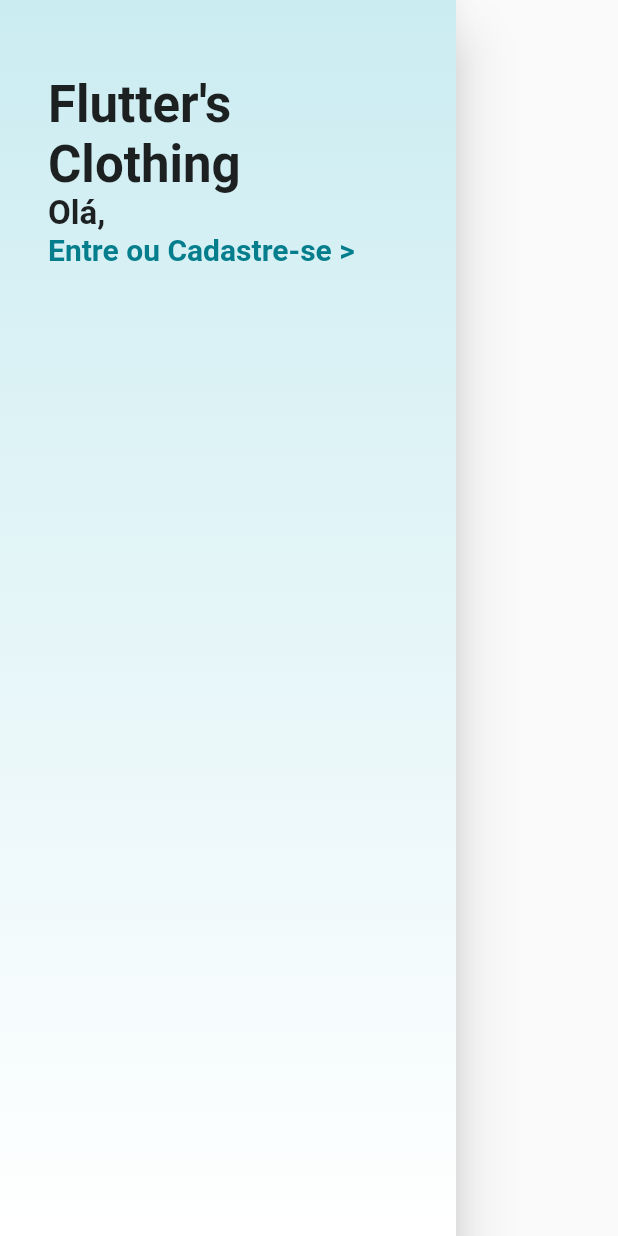
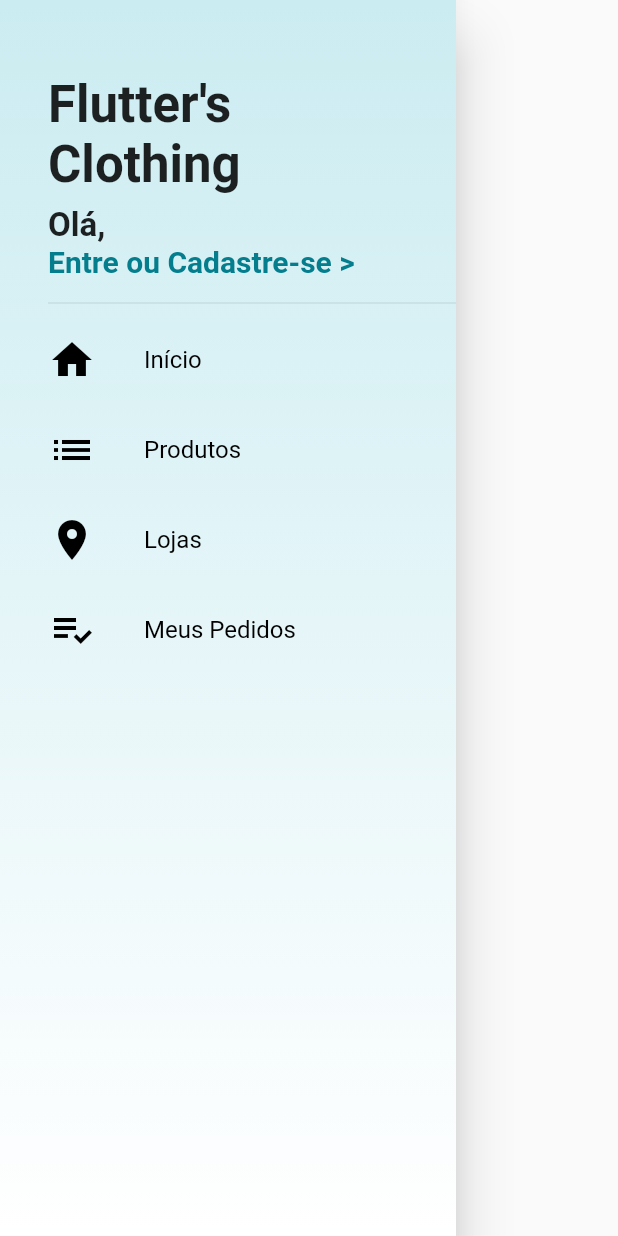
Before and after one commit to Dandy27/loja-virtual, a Flutter app: the CustomDrawer widget shown alone on an empty page, opened directly, on a phone screen of 412 x 824 dp. Run offline on Flutter 3.47's test engine with Material 2 defaults, Android fonts, the phone set to English and light mode, and no system bars; our stand-ins replace cloud_firestore, transparent_image; accounts and stored records are empty.

Commit message:
Itens do Drawer ok

```diff
--- /dev/null
+++ b/loja_virtual_app/lib/tiles/drawer_tile.dart
@@ -0,0 +1,39 @@
+import 'package:flutter/material.dart';
+
+class DrawerTile extends StatelessWidget {
+  final IconData icon;
+  final String text;
+
+  DrawerTile(this.icon, this.text);
+
+  @override
+  Widget build(BuildContext context) {
+    return Material(
+      color: Colors.transparent,
+      child: InkWell(
+        onTap: (){
+
+        },
+        child: Container(
+          height: 60.0,
+          child: Row(
+            children: [
+              Icon(
+                icon,
+                size: 32.0,
+                color: Colors.black,
+              ),
+              SizedBox(
+                width: 32.0,
+              ),
+              Text(
+                text,
+                style: TextStyle(fontSize: 16.0, color: Colors.black),
+              )
+            ],
+          ),
+        ),
+      ),
+    );
+  }
+}
--- a/loja_virtual_app/lib/widgets/custom_drawer.dart
+++ b/loja_virtual_app/lib/widgets/custom_drawer.dart
@@ -1,4 +1,5 @@
 import 'package:flutter/material.dart';
+import 'package:loja_virtual_app/tiles/drawer_tile.dart';
 
 class CustomDrawer extends StatelessWidget {
   @override
@@ -20,7 +21,7 @@ class CustomDrawer extends StatelessWidget {
             children: [
               Container(
                 margin: EdgeInsets.only(bottom: 8.0),
-                padding: EdgeInsets.fromLTRB(0.0, 25.0, 16.0, 8.0),
+                padding: EdgeInsets.fromLTRB(0.0, 25.0, 16.0, 0.0),
                 height: 170.0,
                 child: Stack(
                   children: [
@@ -43,18 +44,26 @@ class CustomDrawer extends StatelessWidget {
                               style: TextStyle(
                                   fontSize: 22.0, fontWeight: FontWeight.bold),
                             ),
-                            Text(
-                              'Entre ou Cadastre-se >',
-                              style: TextStyle(
-                                  color: Theme.of(context).primaryColor,
-                                  fontSize: 20.0,
-                                  fontWeight: FontWeight.bold),
+                            GestureDetector(
+                              child: Text(
+                                'Entre ou Cadastre-se >',
+                                style: TextStyle(
+                                    color: Theme.of(context).primaryColor,
+                                    fontSize: 20.0,
+                                    fontWeight: FontWeight.bold),
+                              ),
+                              onTap: () {},
                             )
                           ],
                         ))
                   ],
                 ),
-              )
+              ),
+              Divider(),
+              DrawerTile(Icons.home, 'Início'),
+              DrawerTile(Icons.list, 'Produtos'),
+              DrawerTile(Icons.location_on, 'Lojas'),
+              DrawerTile(Icons.playlist_add_check, 'Meus Pedidos'),
             ],
           )
         ],
```
